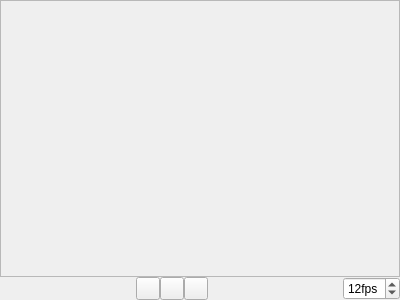
Old version of the form src/dicomview/framechooser.ui in the repository jedrzejowski/sokar-app.
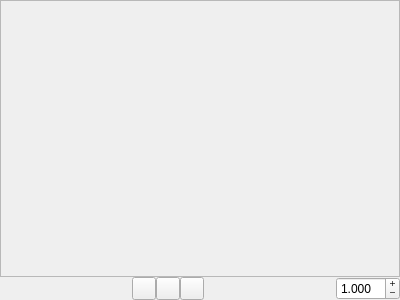
New version of the form. Icons and pictures are not drawn.

The edit to the form file:
```diff
--- a/src/dicomview/framechooser.ui
+++ b/src/dicomview/framechooser.ui
@@ -112,15 +112,27 @@
                             </spacer>
                         </item>
                         <item>
-                            <widget class="QSpinBox" name="fpsBox">
-                                <property name="suffix">
-                                    <string>fps</string>
+       <widget class="QDoubleSpinBox" name="speedBox">
+        <property name="toolTip">
+         <string>Slow factor - time between each frame will me multiplied by this value</string>
+        </property>
+        <property name="buttonSymbols">
+         <enum>QAbstractSpinBox::PlusMinus</enum>
+        </property>
+        <property name="decimals">
+         <number>3</number>
                                 </property>
                                 <property name="minimum">
-                                    <number>1</number>
+         <double>0.001000000000000</double>
+        </property>
+        <property name="maximum">
+         <double>10.000000000000000</double>
+        </property>
+        <property name="singleStep">
+         <double>0.100000000000000</double>
                                 </property>
                                 <property name="value">
-                                    <number>12</number>
+         <double>1.000000000000000</double>
                                 </property>
                             </widget>
                         </item>
```
Left out of the diff: 8 changed lines with no effect on the pictures. Lines whose indentation alone changed are shown as unchanged.
